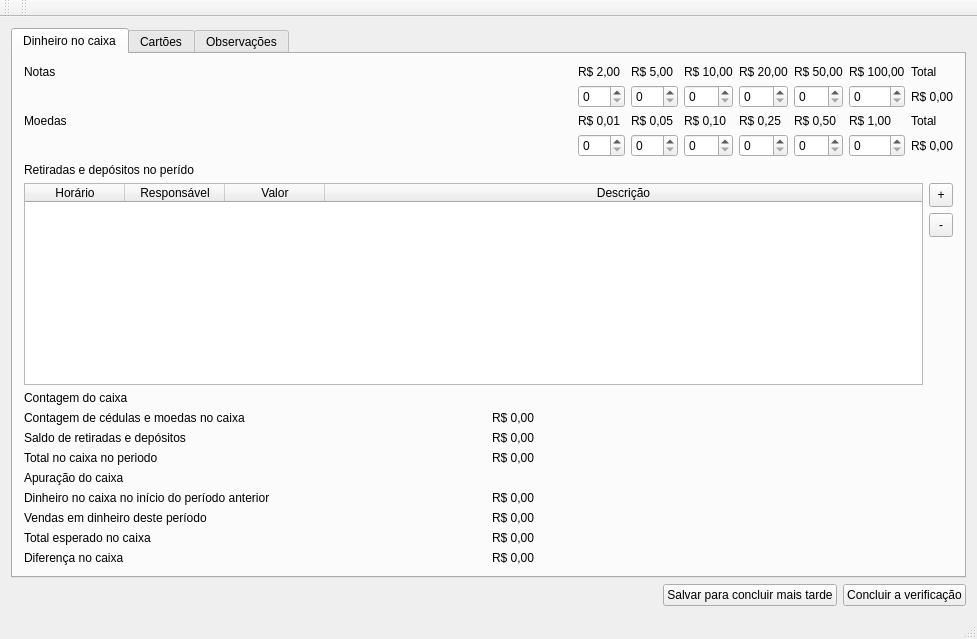
Qt form mainwindow.ui (ramiromagalhaes/verificacao-caixa) before a commit.
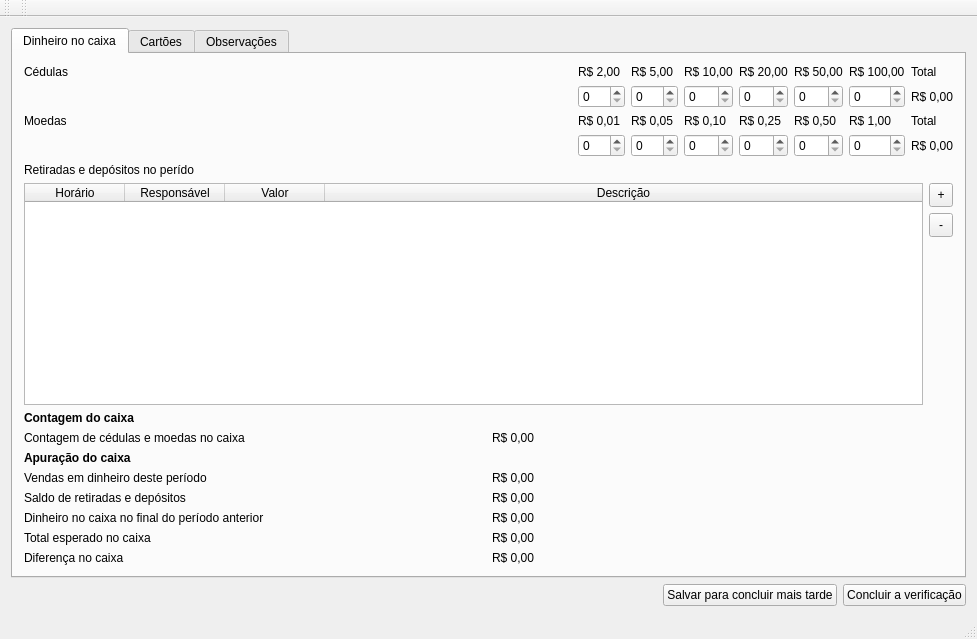
The same form after that commit.

```diff
--- a/mainwindow.ui
+++ b/mainwindow.ui
@@ -73,7 +73,7 @@
              </sizepolicy>
             </property>
             <property name="text">
-             <string>Notas</string>
+             <string>Cédulas</string>
             </property>
            </widget>
           </item>
@@ -493,71 +493,36 @@
         </item>
         <item>
          <layout class="QGridLayout" name="gridLayout_3">
-          <item row="7" column="1">
+          <item row="6" column="1">
            <widget class="QLabel" name="caixaEsperado">
             <property name="text">
              <string>R$ 0,00</string>
             </property>
            </widget>
           </item>
-          <item row="2" column="1">
-           <widget class="QLabel" name="totalMovimentos">
+          <item row="7" column="1">
+           <widget class="QLabel" name="diferencaCaixa">
             <property name="text">
              <string>R$ 0,00</string>
             </property>
            </widget>
           </item>
-          <item row="2" column="0">
-           <widget class="QLabel" name="_label_21">
+          <item row="3" column="1">
+           <widget class="QLabel" name="vendasDinheiroPeriodo">
             <property name="text">
-             <string>Saldo de retiradas e depósitos</string>
+             <string>R$ 0,00</string>
             </property>
            </widget>
           </item>
-          <item row="7" column="0">
+          <item row="6" column="0">
            <widget class="QLabel" name="_label_29">
             <property name="text">
              <string>Total esperado no caixa</string>
             </property>
            </widget>
           </item>
-          <item row="5" column="1">
-           <widget class="QLabel" name="vendasDinheiroPeriodoAnterior">
-            <property name="text">
-             <string>R$ 0,00</string>
-            </property>
-           </widget>
-          </item>
-          <item row="1" column="0">
-           <widget class="QLabel" name="_label_19">
-            <property name="text">
-             <string>Contagem de cédulas e moedas no caixa</string>
-            </property>
-           </widget>
-          </item>
-          <item row="5" column="0">
-           <widget class="QLabel" name="_label_27">
-            <property name="text">
-             <string>Dinheiro no caixa no início do período anterior</string>
-            </property>
-           </widget>
-          </item>
-          <item row="6" column="0">
-           <widget class="QLabel" name="_label_25">
-            <property name="text">
-             <string>Vendas em dinheiro deste período</string>
-            </property>
-           </widget>
-          </item>
-          <item row="3" column="1">
-           <widget class="QLabel" name="totalCaixaPeriodo">
-            <property name="text">
-             <string>R$ 0,00</string>
-            </property>
-           </widget>
-          </item>
-          <item row="6" column="1">
-           <widget class="QLabel" name="vendasDinheiroPeriodo">
+          <item row="4" column="1">
+           <widget class="QLabel" name="totalMovimentos">
             <property name="text">
              <string>R$ 0,00</string>
             </property>
@@ -571,36 +536,69 @@
               <verstretch>0</verstretch>
              </sizepolicy>
             </property>
+            <property name="font">
+             <font>
+              <weight>75</weight>
+              <bold>true</bold>
+             </font>
+            </property>
             <property name="text">
              <string>Contagem do caixa</string>
             </property>
            </widget>
           </item>
+          <item row="7" column="0">
+           <widget class="QLabel" name="_label_28">
+            <property name="text">
+             <string>Diferença no caixa</string>
+            </property>
+           </widget>
+          </item>
+          <item row="5" column="1">
+           <widget class="QLabel" name="caixaPeriodoAnterior">
+            <property name="text">
+             <string>R$ 0,00</string>
+            </property>
+           </widget>
+          </item>
           <item row="4" column="0">
+           <widget class="QLabel" name="_label_21">
+            <property name="text">
+             <string>Saldo de retiradas e depósitos</string>
+            </property>
+           </widget>
+          </item>
+          <item row="2" column="0">
            <widget class="QLabel" name="_label_26">
+            <property name="font">
+             <font>
+              <weight>75</weight>
+              <bold>true</bold>
+             </font>
+            </property>
             <property name="text">
              <string>Apuração do caixa</string>
             </property>
            </widget>
           </item>
+          <item row="1" column="0">
+           <widget class="QLabel" name="_label_19">
+            <property name="text">
+             <string>Contagem de cédulas e moedas no caixa</string>
+            </property>
+           </widget>
+          </item>
+          <item row="5" column="0">
+           <widget class="QLabel" name="_label_27">
+            <property name="text">
+             <string>Dinheiro no caixa no final do período anterior</string>
+            </property>
+           </widget>
+          </item>
           <item row="3" column="0">
-           <widget class="QLabel" name="_label_23">
+           <widget class="QLabel" name="_label_25">
             <property name="text">
-             <string>Total no caixa no periodo</string>
-            </property>
-           </widget>
-          </item>
-          <item row="8" column="0">
-           <widget class="QLabel" name="_label_28">
-            <property name="text">
-             <string>Diferença no caixa</string>
-            </property>
-           </widget>
-          </item>
-          <item row="8" column="1">
-           <widget class="QLabel" name="diferencaCaixa">
-            <property name="text">
-             <string>R$ 0,00</string>
+             <string>Vendas em dinheiro deste período</string>
             </property>
            </widget>
           </item>
```
